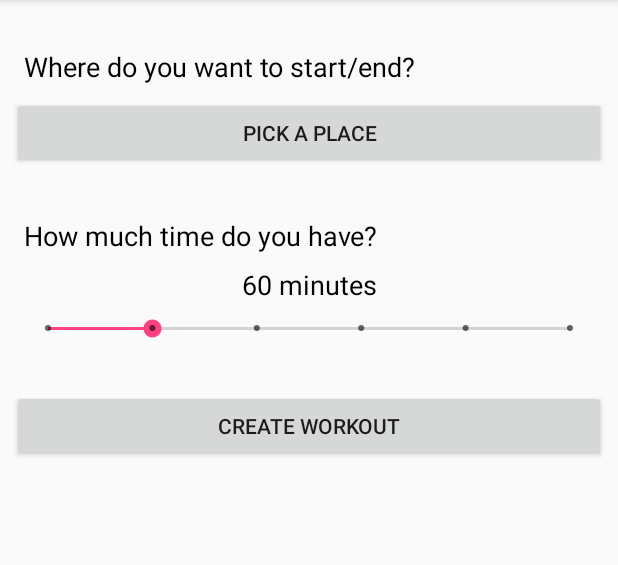
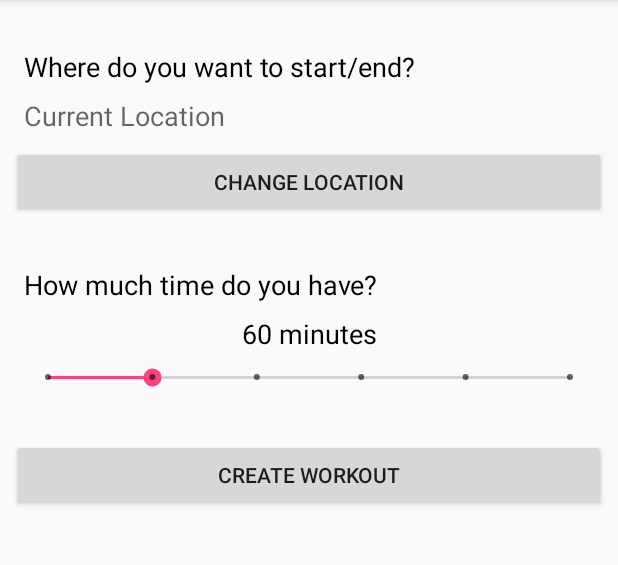
Before and after one commit to albertogoffi/hackthlete, an Android app: the screen it shows after launch (ConfigureWorkoutActivity), on a phone screen of 412 x 824 dp, the part 84-649 px from its top. Run offline under Robolectric (Android 15) with nearby library versions, the phone set to English and light mode, and no system bars.

Commit message:
Add visualization of start/end location address

```diff
--- a/app/src/main/res/layout/activity_configure_workout.xml
+++ b/app/src/main/res/layout/activity_configure_workout.xml
@@ -68,10 +68,10 @@
         android:layout_marginStart="8dp"
         android:layout_marginTop="8dp"
         android:onClick="pickPlace"
-        android:text="Pick a Place"
+        android:text="Change Location"
         app:layout_constraintEnd_toEndOf="parent"
         app:layout_constraintStart_toStartOf="parent"
-        app:layout_constraintTop_toBottomOf="@+id/textView" />
+        app:layout_constraintTop_toBottomOf="@+id/locationTextView" />
 
     <TextView
         android:id="@+id/textView"
@@ -84,4 +84,18 @@
         android:textColor="@android:color/black"
         app:layout_constraintStart_toStartOf="parent"
         app:layout_constraintTop_toTopOf="parent" />
+
+    <TextView
+        android:id="@+id/locationTextView"
+        android:layout_width="match_parent"
+        android:layout_height="wrap_content"
+        android:layout_marginEnd="16dp"
+        android:layout_marginStart="16dp"
+        android:layout_marginTop="8dp"
+        android:hint="Current Location"
+        android:textAppearance="@android:style/TextAppearance.Material.Medium"
+        android:textColor="@android:color/black"
+        app:layout_constraintEnd_toEndOf="parent"
+        app:layout_constraintStart_toStartOf="parent"
+        app:layout_constraintTop_toBottomOf="@+id/textView" />
 </android.support.constraint.ConstraintLayout>
```
Also changed, not shown: app/src/main/java/com/outhlete/outhlete/ConfigureWorkoutActivity.kt (+23 -6 lines), app/src/main/java/com/outhlete/outhlete/WorkoutOverviewActivity.kt (+2 -26 lines).
